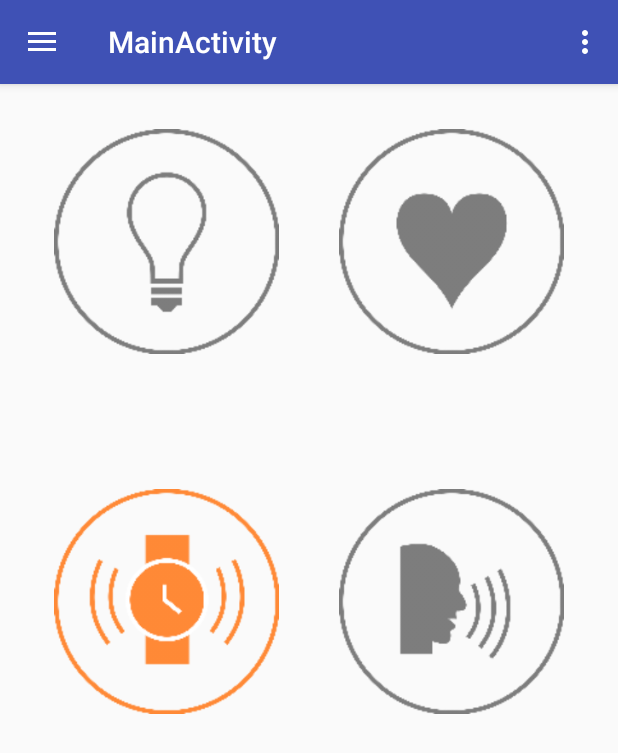
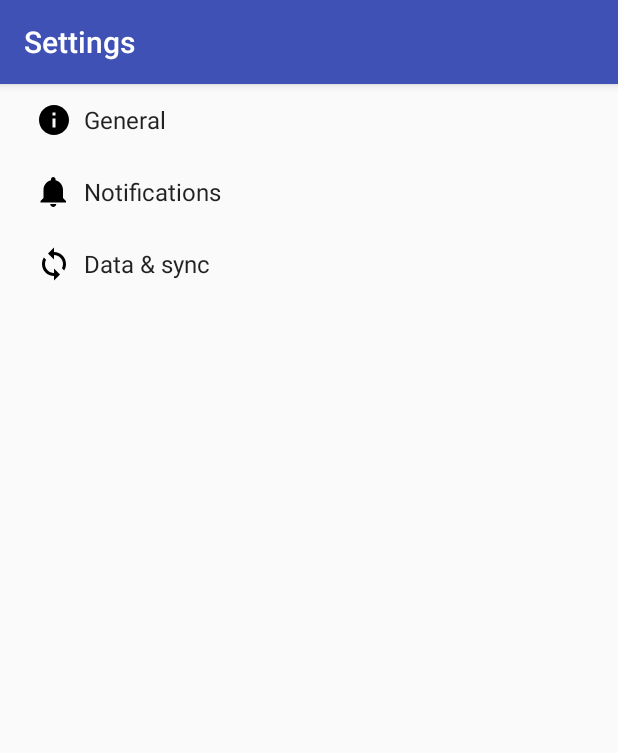
Before and after one commit to mmarchiovt/Focus, an Android app: the MainActivity screen opened directly, with no data from a screen before it, in the options menu, after a tap on "Settings", on a phone screen of 412 x 824 dp. Shown: the top 753 px of the screen. Run offline under Robolectric (Android 15) with nearby library versions, the phone set to English and light mode, and no system bars.

Commit message:
Settings page created, linked to.

```diff
--- a/app/build.gradle
+++ b/app/build.gradle
@@ -22,6 +22,7 @@
 dependencies {
     compile fileTree(dir: 'libs', include: ['*.jar'])
     testCompile 'junit:junit:4.12'
-    compile 'com.android.support:appcompat-v7:23.1.0'
-    compile 'com.android.support:design:23.1.0'
+    compile 'com.android.support:appcompat-v7:23.1.1'
+    compile 'com.android.support:design:23.1.1'
+    compile 'com.android.support:support-v4:23.1.1'
 }
--- /dev/null
+++ b/app/src/main/java/design/focus/AppCompatPreferenceActivity.java
@@ -0,0 +1,109 @@
+package design.focus;
+
+import android.content.res.Configuration;
+import android.os.Bundle;
+import android.preference.PreferenceActivity;
+import android.support.annotation.LayoutRes;
+import android.support.annotation.Nullable;
+import android.support.v7.app.ActionBar;
+import android.support.v7.app.AppCompatDelegate;
+import android.support.v7.widget.Toolbar;
+import android.view.MenuInflater;
+import android.view.View;
+import android.view.ViewGroup;
+
+/**
+ * A {@link android.preference.PreferenceActivity} which implements and proxies the necessary calls
+ * to be used with AppCompat.
+ */
+public abstract class AppCompatPreferenceActivity extends PreferenceActivity {
+
+    private AppCompatDelegate mDelegate;
+
+    @Override
+    protected void onCreate(Bundle savedInstanceState) {
+        getDelegate().installViewFactory();
+        getDelegate().onCreate(savedInstanceState);
+        super.onCreate(savedInstanceState);
+    }
+
+    @Override
+    protected void onPostCreate(Bundle savedInstanceState) {
+        super.onPostCreate(savedInstanceState);
+        getDelegate().onPostCreate(savedInstanceState);
+    }
+
+    public ActionBar getSupportActionBar() {
+        return getDelegate().getSupportActionBar();
+    }
+
+    public void setSupportActionBar(@Nullable Toolbar toolbar) {
+        getDelegate().setSupportActionBar(toolbar);
+    }
+
+    @Override
+    public MenuInflater getMenuInflater() {
+        return getDelegate().getMenuInflater();
+    }
+
+    @Override
+    public void setContentView(@LayoutRes int layoutResID) {
+        getDelegate().setContentView(layoutResID);
+    }
+
+    @Override
+    public void setContentView(View view) {
+        getDelegate().setContentView(view);
+    }
+
+    @Override
+    public void setContentView(View view, ViewGroup.LayoutParams params) {
+        getDelegate().setContentView(view, params);
+    }
+
+    @Override
+    public void addContentView(View view, ViewGroup.LayoutParams params) {
+        getDelegate().addContentView(view, params);
+    }
+
+    @Override
+    protected void onPostResume() {
+        super.onPostResume();
+        getDelegate().onPostResume();
+    }
+
+    @Override
+    protected void onTitleChanged(CharSequence title, int color) {
+        super.onTitleChanged(title, color);
+        getDelegate().setTitle(title);
+    }
+
+    @Override
+    public void onConfigurationChanged(Configuration newConfig) {
+        super.onConfigurationChanged(newConfig);
+        getDelegate().onConfigurationChanged(newConfig);
+    }
+
+    @Override
+    protected void onStop() {
+        super.onStop();
+        getDelegate().onStop();
+    }
+
+    @Override
+    protected void onDestroy() {
+        super.onDestroy();
+        getDelegate().onDestroy();
+    }
+
+    public void invalidateOptionsMenu() {
+        getDelegate().invalidateOptionsMenu();
+    }
+
+    private AppCompatDelegate getDelegate() {
+        if (mDelegate == null) {
+            mDelegate = AppCompatDelegate.create(this, null);
+        }
+        return mDelegate;
+    }
+}
--- a/app/src/main/java/design/focus/MainActivity.java
+++ b/app/src/main/java/design/focus/MainActivity.java
@@ -1,5 +1,6 @@
 package design.focus;
 
+import android.content.Intent;
 import android.content.res.Resources;
 import android.graphics.Bitmap;
 import android.graphics.BitmapFactory;
@@ -28,6 +29,7 @@
     private ImageButton heart;
     private ImageButton watch;
     private ImageButton speech;
+    private ImageView icon;
 
     private boolean lightOn;
     private boolean heartOn;
@@ -50,10 +52,14 @@
         NavigationView navigationView = (NavigationView) findViewById(R.id.nav_view);
         navigationView.setNavigationItemSelectedListener(this);
 
+        setTitle("Focus");
+
         lightbulb = (ImageButton) findViewById(R.id.light);
         heart = (ImageButton) findViewById(R.id.heart);
         watch = (ImageButton) findViewById(R.id.watch);
         speech = (ImageButton) findViewById(R.id.speech);
+
+        icon = (ImageView) findViewById(R.id.imageView);
 
         lightbulb.setImageBitmap(
                 decodeSampledBitmapFromResource(getResources(), R.drawable.lightbulb_onetemp, 100, 100));
@@ -102,8 +108,10 @@
         int id = item.getItemId();
 
         //noinspection SimplifiableIfStatement
-        if (id == R.id.action_settings) {
-            return true;
+        if (id == R.id.action_settings)
+        {
+            Intent intent = new Intent(this, SettingsActivity.class);
+            startActivity(intent);
         }
 
         return super.onOptionsItemSelected(item);
@@ -201,6 +209,9 @@
 
 
 
+
+    // Helpers
+
     public static Bitmap decodeSampledBitmapFromResource(Resources res, int resId,
                                                          int reqWidth, int reqHeight) {
 
--- /dev/null
+++ b/app/src/main/res/drawable/ic_info_black_24dp.xml
@@ -0,0 +1,9 @@
+<vector xmlns:android="http://schemas.android.com/apk/res/android"
+        android:width="24dp"
+        android:height="24dp"
+        android:viewportWidth="24.0"
+        android:viewportHeight="24.0">
+    <path
+            android:fillColor="#FF000000"
+            android:pathData="M12,2C6.48,2 2,6.48 2,12s4.48,10 10,10 10,-4.48 10,-10S17.52,2 12,2zm1,15h-2v-6h2v6zm0,-8h-2V7h2v2z"/>
+</vector>
--- /dev/null
+++ b/app/src/main/res/drawable/ic_notifications_black_24dp.xml
@@ -0,0 +1,9 @@
+<vector xmlns:android="http://schemas.android.com/apk/res/android"
+        android:width="24dp"
+        android:height="24dp"
+        android:viewportWidth="24.0"
+        android:viewportHeight="24.0">
+    <path
+            android:fillColor="#FF000000"
+            android:pathData="M11.5,22c1.1,0 2,-0.9 2,-2h-4c0,1.1 0.9,2 2,2zm6.5,-6v-5.5c0,-3.07 -2.13,-5.64 -5,-6.32V3.5c0,-0.83 -0.67,-1.5 -1.5,-1.5S10,2.67 10,3.5v0.68c-2.87,0.68 -5,3.25 -5,6.32V16l-2,2v1h17v-1l-2,-2z"/>
+</vector>
--- /dev/null
+++ b/app/src/main/res/drawable/ic_sync_black_24dp.xml
@@ -0,0 +1,9 @@
+<vector xmlns:android="http://schemas.android.com/apk/res/android"
+        android:width="24.0dp"
+        android:height="24.0dp"
+        android:viewportWidth="24.0"
+        android:viewportHeight="24.0">
+    <path
+            android:fillColor="#FF000000"
+            android:pathData="M12 4V1L8 5l4 4V6c3.31 0 6 2.69 6 6 0 1.01,-.25 1.97,-.7 2.8l1.46 1.46C19.54 15.03 20 13.57 20 12c0,-4.42,-3.58,-8,-8,-8zm0 14c-3.31 0,-6,-2.69,-6,-6 0,-1.01.25,-1.97.7,-2.8L5.24 7.74C4.46 8.97 4 10.43 4 12c0 4.42 3.58 8 8 8v3l4,-4,-4,-4v3z"/>
+</vector>
--- a/app/src/main/res/values/strings.xml
+++ b/app/src/main/res/values/strings.xml
@@ -9,4 +9,63 @@
     <string name="title_activity_main">MainActivity</string>
     <string name="iconDesc">Icon</string>
     <string name="brandMotto">Keeping You In Between The Lines</string>
+    <string name="title_activity_settings">Settings</string>
+
+    <!-- Strings related to Settings -->
+
+    <!-- Example General settings -->
+    <string name="pref_header_general">General</string>
+
+    <string name="pref_title_social_recommendations">Enable social recommendations</string>
+    <string name="pref_description_social_recommendations">Recommendations for people to contact
+        based on your message history
+    </string>
+
+    <string name="pref_title_display_name">Display name</string>
+    <string name="pref_default_display_name">John Smith</string>
+
+    <string name="pref_title_add_friends_to_messages">Add friends to messages</string>
+    <string-array name="pref_example_list_titles">
+        <item>Always</item>
+        <item>When possible</item>
+        <item>Never</item>
+    </string-array>
+    <string-array name="pref_example_list_values">
+        <item>1</item>
+        <item>0</item>
+        <item>-1</item>
+    </string-array>
+
+    <!-- Example settings for Data & Sync -->
+    <string name="pref_header_data_sync">Data &amp; sync</string>
+
+    <string name="pref_title_sync_frequency">Sync frequency</string>
+    <string-array name="pref_sync_frequency_titles">
+        <item>15 minutes</item>
+        <item>30 minutes</item>
+        <item>1 hour</item>
+        <item>3 hours</item>
+        <item>6 hours</item>
+        <item>Never</item>
+    </string-array>
+    <string-array name="pref_sync_frequency_values">
+        <item>15</item>
+        <item>30</item>
+        <item>60</item>
+        <item>180</item>
+        <item>360</item>
+        <item>-1</item>
+    </string-array>
+
+    <string name="pref_title_system_sync_settings">System sync settings</string>
+
+    <!-- Example settings for Notifications -->
+    <string name="pref_header_notifications">Notifications</string>
+
+    <string name="pref_title_new_message_notifications">New message notifications</string>
+
+    <string name="pref_title_ringtone">Ringtone</string>
+    <string name="pref_ringtone_silent">Silent</string>
+
+    <string name="pref_title_vibrate">Vibrate</string>
 </resources>
--- /dev/null
+++ b/app/src/main/res/xml/pref_data_sync.xml
@@ -0,0 +1,21 @@
+<PreferenceScreen xmlns:android="http://schemas.android.com/apk/res/android">
+
+    <!-- NOTE: Hide buttons to simplify the UI. Users can touch outside the dialog to
+         dismiss it. -->
+    <!-- NOTE: ListPreference's summary should be set to its value by the activity code. -->
+    <ListPreference
+        android:key="sync_frequency"
+        android:title="@string/pref_title_sync_frequency"
+        android:entries="@array/pref_sync_frequency_titles"
+        android:entryValues="@array/pref_sync_frequency_values"
+        android:defaultValue="180"
+        android:negativeButtonText="@null"
+        android:positiveButtonText="@null" />
+
+    <!-- This preference simply launches an intent when selected. Use this UI sparingly, per
+         design guidelines. -->
+    <Preference android:title="@string/pref_title_system_sync_settings">
+        <intent android:action="android.settings.SYNC_SETTINGS" />
+    </Preference>
+
+</PreferenceScreen>
--- /dev/null
+++ b/app/src/main/res/xml/pref_general.xml
@@ -0,0 +1,33 @@
+<PreferenceScreen xmlns:android="http://schemas.android.com/apk/res/android">
+
+    <SwitchPreference
+        android:key="example_switch"
+        android:title="@string/pref_title_social_recommendations"
+        android:summary="@string/pref_description_social_recommendations"
+        android:defaultValue="true" />
+
+    <!-- NOTE: EditTextPreference accepts EditText attributes. -->
+    <!-- NOTE: EditTextPreference's summary should be set to its value by the activity code. -->
+    <EditTextPreference
+        android:key="example_text"
+        android:title="@string/pref_title_display_name"
+        android:defaultValue="@string/pref_default_display_name"
+        android:selectAllOnFocus="true"
+        android:inputType="textCapWords"
+        android:capitalize="words"
+        android:singleLine="true"
+        android:maxLines="1" />
+
+    <!-- NOTE: Hide buttons to simplify the UI. Users can touch outside the dialog to
+         dismiss it. -->
+    <!-- NOTE: ListPreference's summary should be set to its value by the activity code. -->
+    <ListPreference
+        android:key="example_list"
+        android:title="@string/pref_title_add_friends_to_messages"
+        android:defaultValue="-1"
+        android:entries="@array/pref_example_list_titles"
+        android:entryValues="@array/pref_example_list_values"
+        android:negativeButtonText="@null"
+        android:positiveButtonText="@null" />
+
+</PreferenceScreen>
--- /dev/null
+++ b/app/src/main/res/xml/pref_headers.xml
@@ -0,0 +1,15 @@
+<preference-headers xmlns:android="http://schemas.android.com/apk/res/android">
+
+    <!-- These settings headers are only used on tablets. -->
+
+    <header android:fragment="design.focus.SettingsActivity$GeneralPreferenceFragment"
+        android:title="@string/pref_header_general" android:icon="@drawable/ic_info_black_24dp" />
+
+    <header android:fragment="design.focus.SettingsActivity$NotificationPreferenceFragment"
+        android:title="@string/pref_header_notifications"
+        android:icon="@drawable/ic_notifications_black_24dp" />
+
+    <header android:fragment="design.focus.SettingsActivity$DataSyncPreferenceFragment"
+        android:title="@string/pref_header_data_sync" android:icon="@drawable/ic_sync_black_24dp" />
+
+</preference-headers>
--- /dev/null
+++ b/app/src/main/res/xml/pref_notification.xml
@@ -0,0 +1,27 @@
+<PreferenceScreen xmlns:android="http://schemas.android.com/apk/res/android">
+
+    <!-- A 'parent' preference, which enables/disables child preferences (below)
+         when checked/unchecked. -->
+    <SwitchPreference
+        android:key="notifications_new_message"
+        android:title="@string/pref_title_new_message_notifications"
+        android:defaultValue="true" />
+
+    <!-- Allows the user to choose a ringtone in the 'notification' category. -->
+    <!-- NOTE: This preference will be enabled only when the checkbox above is checked. -->
+    <!-- NOTE: RingtonePreference's summary should be set to its value by the activity code. -->
+    <RingtonePreference
+        android:dependency="notifications_new_message"
+        android:key="notifications_new_message_ringtone"
+        android:title="@string/pref_title_ringtone"
+        android:ringtoneType="notification"
+        android:defaultValue="content://settings/system/notification_sound" />
+
+    <!-- NOTE: This preference will be enabled only when the checkbox above is checked. -->
+    <SwitchPreference
+        android:dependency="notifications_new_message"
+        android:key="notifications_new_message_vibrate"
+        android:title="@string/pref_title_vibrate"
+        android:defaultValue="true" />
+
+</PreferenceScreen>
```
Also changed, not shown: app/src/main/AndroidManifest.xml (+10 -6 lines), app/src/main/java/design/focus/SettingsActivity.java (added, +255 -0 lines), app/src/main/java/design/focus/SplashLoader.java (+7 -0 lines), app/src/main/res/layout/nav_header_main.xml (+2 -7 lines), 1 other file.
